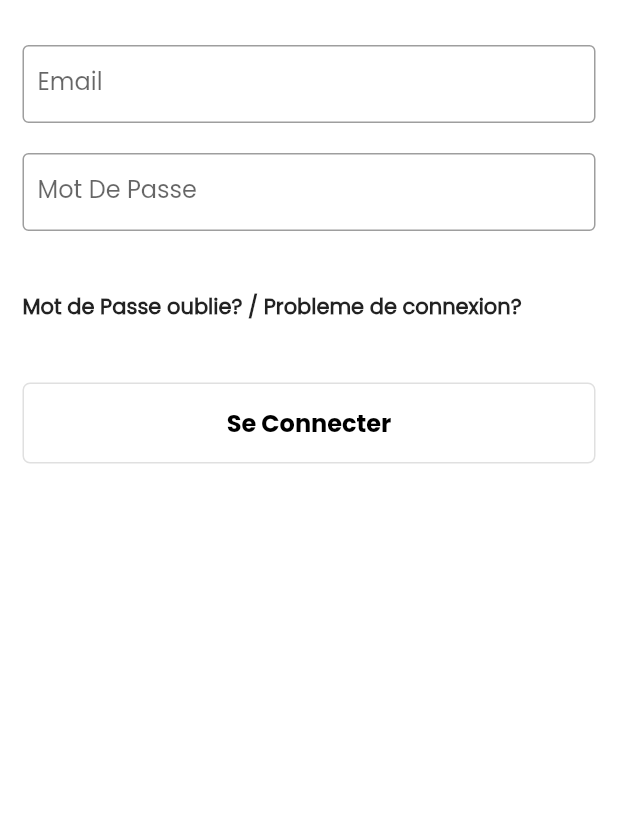
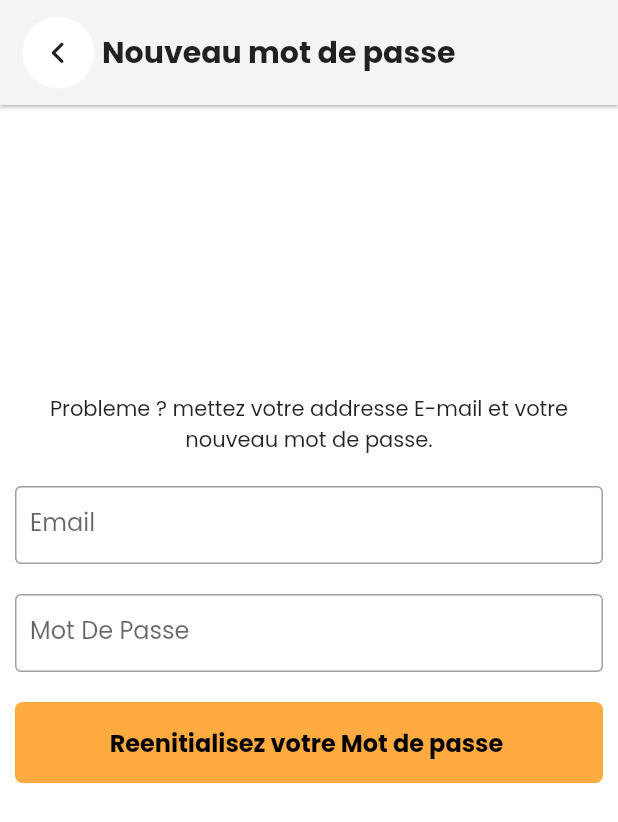
Before and after one commit to pierreEdimo/houlala, a Flutter app: the SignInContainer widget shown alone on an empty page, opened directly, after a tap on "Mot de Passe oublie? / Probleme de conne", on a phone screen of 412 x 824 dp. Shown: the top 822 px of the screen. Run offline on Flutter 3.47's test engine with Material 2 defaults, Android fonts, the phone set to English and light mode, and no system bars; our stand-ins replace connectivity_plus, flutter_dotenv, flutter_markdown, flutter_secure_storage, font_awesome_flutter, hive and 3 more; missing offline and left inert: launch_review, webview_flutter_plus; accounts and stored records are empty; network calls fail.

Commit message:
ajouter le reset_screen.dart

```diff
--- a/lib/main.dart
+++ b/lib/main.dart
@@ -22,6 +22,7 @@ import 'package:houlala/screens/page_detail_screen.dart';
 import 'package:houlala/screens/personal_datas_screen.dart';
 import 'package:houlala/screens/personal_order_screen.dart';
 import 'package:houlala/screens/product_detail_screen.dart';
+import 'package:houlala/screens/reset_screen.dart';
 import 'package:houlala/screens/search_screen.dart';
 import 'package:houlala/screens/sub_category_screen.dart';
 import 'package:houlala/service/auth_service.dart';
@@ -98,7 +99,7 @@ class MyApp extends StatelessWidget {
               title: 'houlala',
               debugShowCheckedModeBanner: false,
               theme: ThemeData(
-                  appBarTheme:  AppBarTheme(
+                  appBarTheme: AppBarTheme(
                     backgroundColor: lightgrey,
                     titleTextStyle: const TextStyle(
                       fontFamily: 'PoppinsBold',
@@ -134,6 +135,7 @@ class MyApp extends StatelessWidget {
                     const DiscoveryCategoryDetailScreen(),
                 '/sub_category': (context) => const SubCategoryScreen(),
                 '/edit': (context) => const EditScreen(),
+                '/reset': (context) => const ResetPasswordScreen(),
               },
             );
           },
--- /dev/null
+++ b/lib/screens/reset_screen.dart
@@ -0,0 +1,102 @@
+import 'package:flutter/material.dart';
+import 'package:houlala/helper/constants.dart';
+import 'package:houlala/model/login.dart';
+import 'package:houlala/service/auth_service.dart';
+import 'package:houlala/widget/app_bar_with_return.dart';
+import 'package:houlala/widget/display_dialog.dart';
+import 'package:houlala/widget/show_nack.dart';
+import 'package:http/http.dart';
+import 'package:provider/provider.dart';
+
+import '../widget/custom_elevated_button.dart';
+import '../widget/input_email.dart';
+import '../widget/input_password.dart';
+
+class ResetPasswordScreen extends StatefulWidget {
+  const ResetPasswordScreen({Key? key}) : super(key: key);
+
+  @override
+  State<ResetPasswordScreen> createState() => _ResetPasswordScreenState();
+}
+
+class _ResetPasswordScreenState extends State<ResetPasswordScreen> {
+  final _formkey = GlobalKey<FormState>();
+  final TextEditingController _emailController = TextEditingController();
+  final TextEditingController _passwordController = TextEditingController();
+
+  /// Reenitialise le Mot de passe de l'utilisateur
+  reset(BuildContext context) async {
+    if (_formkey.currentState!.validate()) {
+      Login login = Login(
+          email: _emailController.text, password: _passwordController.text);
+
+      Response response = await Provider.of<AuthService>(context, listen: false)
+          .resetPassword(login);
+
+      if (response.statusCode != 200) {
+        showErrorDialog(
+            context,
+            "Erreur",
+            "Erreur lors de la requete. svp"
+                "reesayez plutard. Si le probleme persiste, contactez notre service client.");
+      } else {
+        Navigator.of(context).pop();
+
+        showSnack(const Text("Votre message a ete reenitialise avec succes"),
+            context);
+      }
+    }
+  }
+
+  @override
+  Widget build(BuildContext context) {
+    return Scaffold(
+      appBar: AppBarWithReturn(
+        elevation: 1,
+        title: "Nouveau mot de passe",
+      ),
+      body: SingleChildScrollView(
+        child: SizedBox(
+          height: MediaQuery.of(context).size.height - 180,
+          child: Padding(
+            padding: const EdgeInsets.symmetric(horizontal: 10.0),
+            child: Form(
+              key: _formkey,
+              child: Center(
+                child: Column(
+                  crossAxisAlignment: CrossAxisAlignment.stretch,
+                  mainAxisAlignment: MainAxisAlignment.center,
+                  children: [
+                    const Text(
+                      "Probleme ? mettez votre addresse E-mail "
+                      "et votre nouveau mot de passe.",
+                      textAlign: TextAlign.center,
+                    ),
+                    standardSizedBox,
+                    EmailInput(
+                      controller: _emailController,
+                    ),
+                    standardSizedBox,
+                    PasswordInput(
+                      controller: _passwordController,
+                    ),
+                    standardSizedBox,
+                    CustomElevatedButton(
+                      hasBorder: false,
+                      color: Colors.orangeAccent,
+                      onPressed: () async => reset(context),
+                      child: Text(
+                        "Reenitialisez votre Mot de passe ",
+                        style: standardStyle,
+                      ),
+                    )
+                  ],
+                ),
+              ),
+            ),
+          ),
+        ),
+      ),
+    );
+  }
+}
--- a/lib/widget/input_password.dart
+++ b/lib/widget/input_password.dart
@@ -29,8 +29,11 @@ class PasswordInput extends StatelessWidget {
         if (value.isEmpty) {
           return 'Inserer un Mot de passe';
         }
+        if (value.length < 7) {
+          return 'votre mot de passe doit avoir minimum 7 caracteres';
+        }
         if (!passWordRex.hasMatch(value)) {
-          return 'Mot de passe invalide';
+          return 'mot de passe invalide';
         }
         return null;
       },
--- a/lib/widget/sign_in_container.dart
+++ b/lib/widget/sign_in_container.dart
@@ -57,7 +57,7 @@ class _SignInContainerState extends State<SignInContainer> {
   Widget build(BuildContext context) {
     return SingleChildScrollView(
       child: Padding(
-        padding: const EdgeInsets.symmetric(horizontal: 15.0),
+        padding: const EdgeInsets.symmetric(horizontal: 10.0),
         child: Form(
           key: _formKey,
           child: Column(
@@ -77,7 +77,7 @@ class _SignInContainerState extends State<SignInContainer> {
                 height: 40.0,
               ),
               InkWell(
-                onTap: () {},
+                onTap: () => Navigator.of(context).popAndPushNamed("/reset"),
                 child: const Text(
                   "Mot de Passe oublie? / Probleme de connexion?",
                   style: TextStyle(
@@ -90,6 +90,8 @@ class _SignInContainerState extends State<SignInContainer> {
               ),
               CustomElevatedButton(
                 onPressed: () async => login(),
+                hasBorder: false,
+                color: Colors.orangeAccent,
                 child: Text(
                   "Se Connecter",
                   style: standardStyle,
--- a/lib/widget/sign_up_container.dart
+++ b/lib/widget/sign_up_container.dart
@@ -215,6 +215,8 @@ class _SignUpContainerState extends State<SignUpContainer> {
             ),
             standardSizedBox,
             CustomElevatedButton(
+              hasBorder: false,
+              color: Colors.orangeAccent,
               onPressed: () async => logup(),
               child: Text(
                 "Creer un Compte",
```
Also changed, not shown: lib/service/auth_service.dart (+11 -0 lines).
